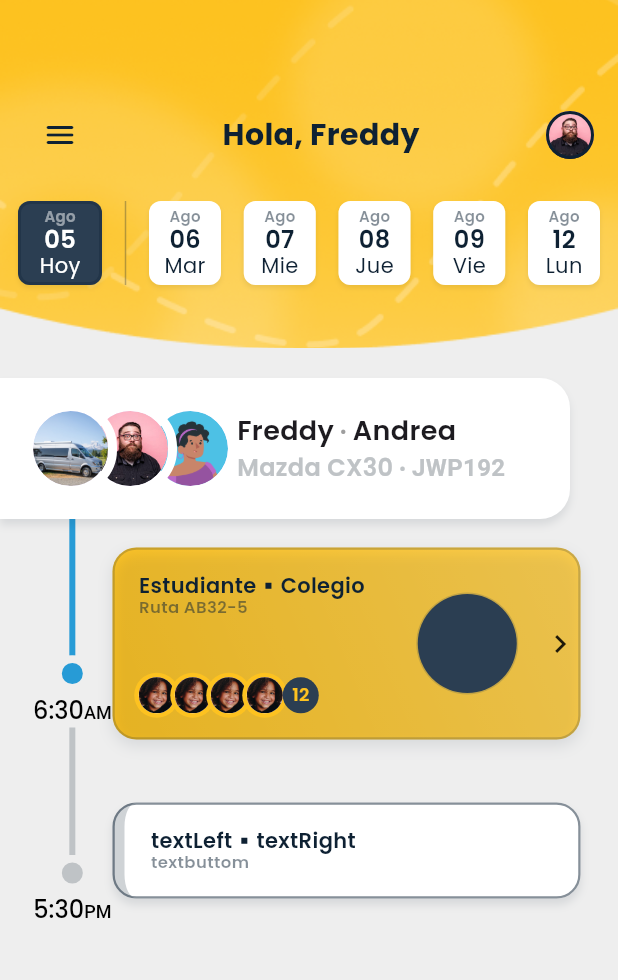
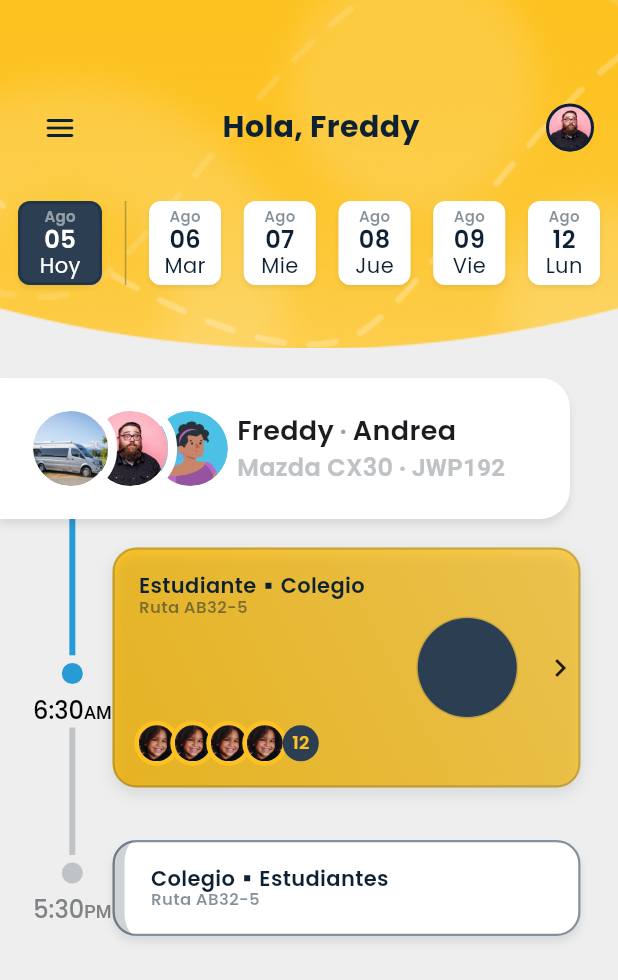
Before and after one commit to Francisco-V98/dashboard_busbanz_practice, a Flutter app: the PrincipalPage screen opened by its route, on a phone screen of 412 x 824 dp. Shown: the top 980 px of the screen. Run offline on Flutter 3.47's test engine with Material 3 defaults, Android fonts, the phone set to English and light mode, and no system bars; our stand-ins replace flutter_riverpod, go_router.

Commit message:
pequeños cambios

```diff
--- a/lib/TImeLine/time_line.dart
+++ b/lib/TImeLine/time_line.dart
@@ -90,7 +90,7 @@ class TimeLineEvent extends StatelessWidget {
               children: [
                 Container(
                   width: 4,
-                  height: 95,
+                  height: 88,
                   color: Colors.grey,
                 ),
                 Container(
@@ -148,7 +148,7 @@ class TimeLineEvent extends StatelessWidget {
                       fontFamily: "Poppins",
                       fontSize: 16,
                       fontWeight: FontWeight.w500,
-                      color: Colors.black,
+                      color: Color.fromARGB(255, 128, 131, 133),
                     ),
                     children: [
                       TextSpan(
--- a/lib/screens/Principal_Page/principal_page.dart
+++ b/lib/screens/Principal_Page/principal_page.dart
@@ -32,7 +32,7 @@ class PrincipalPage extends StatelessWidget {
                   child: CalendarContainerGroup(),
                 ),
                 const SizedBox(
-                  height: 180,
+                  height: 170,
                   child: Center(
                     child: AppBarBusbanz(
                       title: "Hola, Freddy",
@@ -48,6 +48,7 @@ class PrincipalPage extends StatelessWidget {
                   top: 365,
                   right: 25,
                   width: 312,
+                  height: 160,
                   child: CardActiveRoute(),
                 ),
                 const Positioned(
@@ -57,11 +58,11 @@ class PrincipalPage extends StatelessWidget {
                 const Positioned(
                   width: 312,
                   right: 25,
-                  top: 535,
+                  top: 560,
                   child: CardDefault(
-                    textLeft: "textLeft",
-                    textRight: "textRight",
-                    textbuttom: "textbuttom",
+                    textLeft: "Colegio",
+                    textRight: "Estudiantes",
+                    textbuttom: "Ruta AB32-5",
                   ),
                 )
               ],
```
